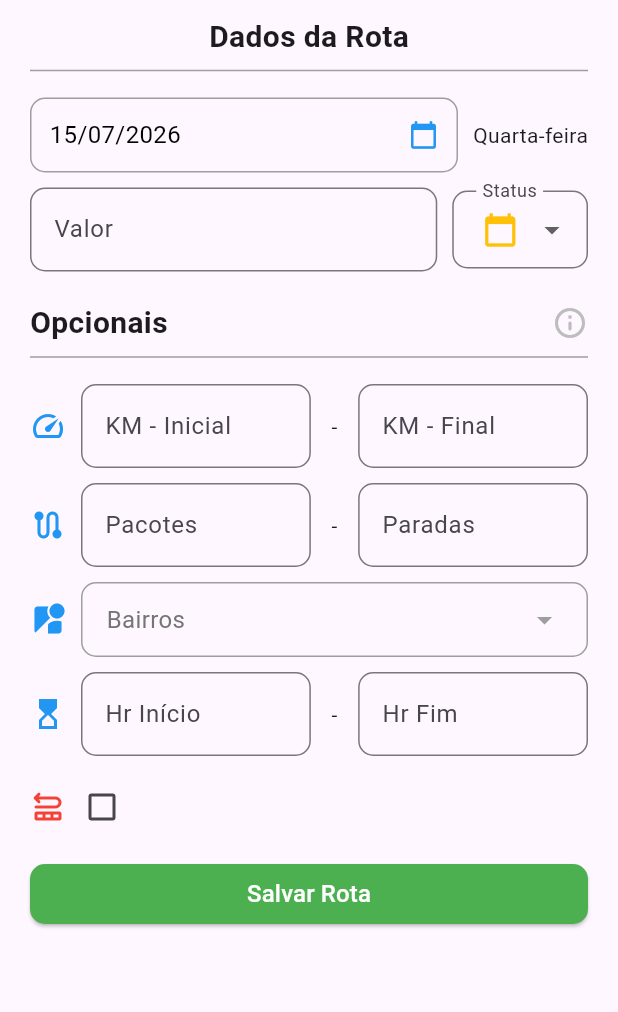
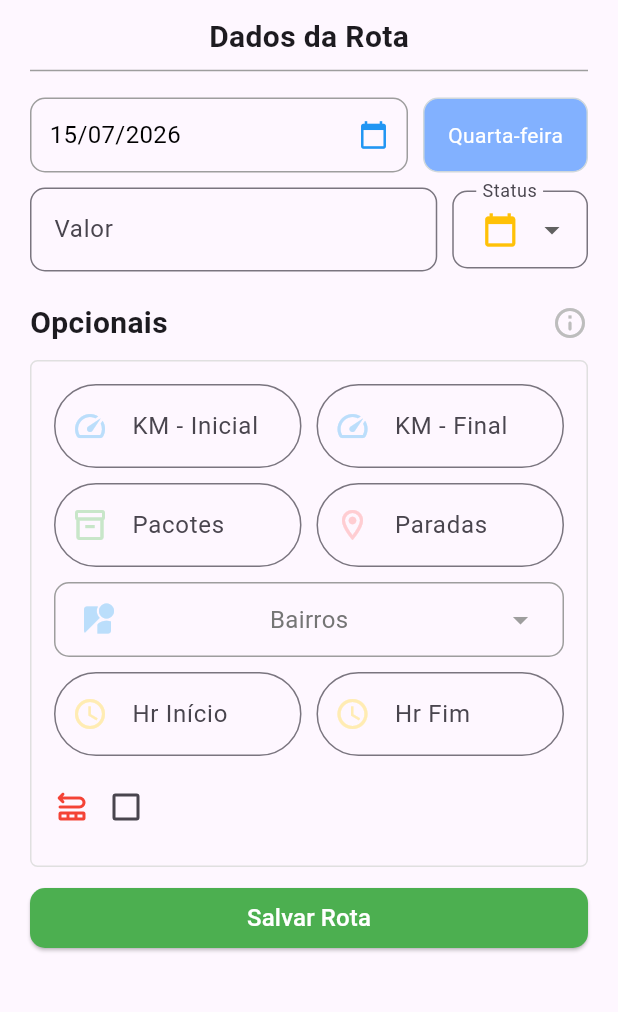
Before and after one commit to WesleyNog/iter, a Flutter app: the AddIter screen opened by its route, on a phone screen of 412 x 824 dp, the part 189-1201 px from its top. Run offline on Flutter 3.47's test engine with Material 3 defaults, Android fonts, the phone set to English and light mode, and no system bars.

Commit message:
style: Melhorando design do formulário

```diff
--- a/lib/screens/addIter.dart
+++ b/lib/screens/addIter.dart
@@ -373,11 +373,25 @@ class _AddIterState extends State<AddIter> {
                       const SizedBox(width: 10),
                       Container(
                         height: 50,
+                        width: 110,
                         decoration: BoxDecoration(
                           borderRadius: BorderRadius.circular(10),
                         ),
+                        child: Container(
+                          decoration: BoxDecoration(
+                            color: Colors.blueAccent.shade100,
+                            border: Border.all(
+                              color: Colors.blueGrey.shade100,
+                              width: 1.0,
+                            ),
+                            borderRadius: BorderRadius.circular(10),
+                          ),
                           child: Center(
-                          child: Text(_getWeekdayName(selectedDate.weekday)),
+                            child: Text(
+                              _getWeekdayName(selectedDate.weekday),
+                              style: const TextStyle(color: Colors.white),
+                            ),
+                          ),
                         ),
                       ),
                     ],
@@ -483,30 +497,34 @@ class _AddIterState extends State<AddIter> {
                       ),
                     ],
                   ),
-                  const Divider(color: Colors.grey, thickness: 1.0),
                   SizedBox(height: 10),
+                  Container(
+                    decoration: BoxDecoration(
+                      border: Border.all(color: Colors.grey.shade300),
+                      borderRadius: BorderRadius.circular(5.0),
+                    ),
+                    child: Padding(
+                      padding: const EdgeInsets.all(15.0),
+                      child: Column(
+                        children: [
                           Row(
                             children: [
-                      Tooltip(
-                        message:
-                            'Quilometragem inicial e final desta Rota.\nObs.: Se inicial ficar vazio, vai ser considerado 0.',
-                        child: Icon(Icons.speed, color: Colors.blue),
-                      ),
-                      SizedBox(width: 10),
                               Expanded(
                                 child: TextField(
                                   controller: kmInicialController,
                                   keyboardType: TextInputType.number,
                                   decoration: InputDecoration(
                                     hintText: 'KM - Inicial',
+                                    prefixIcon: Icon(
+                                      Icons.speed,
+                                      color: Colors.blue.shade100,
+                                    ),
                                     border: OutlineInputBorder(
-                              borderRadius: BorderRadius.circular(10),
+                                      borderRadius: BorderRadius.circular(50),
                                     ),
                                   ),
                                 ),
                               ),
-                      SizedBox(width: 10),
-                      Text(' - '),
                               SizedBox(width: 10),
                               Expanded(
                                 child: TextFormField(
@@ -514,8 +532,12 @@ class _AddIterState extends State<AddIter> {
                                   keyboardType: TextInputType.number,
                                   decoration: InputDecoration(
                                     hintText: 'KM - Final',
+                                    prefixIcon: Icon(
+                                      Icons.speed,
+                                      color: Colors.blue.shade100,
+                                    ),
                                     border: OutlineInputBorder(
-                              borderRadius: BorderRadius.circular(10),
+                                      borderRadius: BorderRadius.circular(50),
                                     ),
                                   ),
                                   validator: (value) {
@@ -532,25 +554,22 @@ class _AddIterState extends State<AddIter> {
                           SizedBox(height: 10),
                           Row(
                             children: [
-                      Tooltip(
-                        message: 'Rota (Pacote | Parada)',
-                        child: Icon(Icons.route, color: Colors.blue),
-                      ),
-                      SizedBox(width: 10),
                               Expanded(
                                 child: TextField(
                                   controller: pctInicialController,
                                   keyboardType: TextInputType.number,
                                   decoration: InputDecoration(
                                     hintText: 'Pacotes',
+                                    prefixIcon: Icon(
+                                      Icons.inventory_2_outlined,
+                                      color: Colors.green.shade100,
+                                    ),
                                     border: OutlineInputBorder(
-                              borderRadius: BorderRadius.circular(10),
+                                      borderRadius: BorderRadius.circular(50),
                                     ),
                                   ),
                                 ),
                               ),
-                      SizedBox(width: 10),
-                      Text(' - '),
                               SizedBox(width: 10),
                               Expanded(
                                 child: TextFormField(
@@ -558,8 +577,12 @@ class _AddIterState extends State<AddIter> {
                                   keyboardType: TextInputType.number,
                                   decoration: InputDecoration(
                                     hintText: 'Paradas',
+                                    prefixIcon: Icon(
+                                      Icons.location_on_outlined,
+                                      color: Colors.red.shade100,
+                                    ),
                                     border: OutlineInputBorder(
-                              borderRadius: BorderRadius.circular(10),
+                                      borderRadius: BorderRadius.circular(50),
                                     ),
                                   ),
                                   validator: (value) {
@@ -576,11 +599,6 @@ class _AddIterState extends State<AddIter> {
                           SizedBox(height: 10),
                           Row(
                             children: [
-                      Tooltip(
-                        message: 'Bairros',
-                        child: Icon(Icons.streetview, color: Colors.blue),
-                      ),
-                      const SizedBox(width: 10),
                               Expanded(
                                 child: InkWell(
                                   onTap: () => _showBairrosMultiSelect(context),
@@ -594,16 +612,23 @@ class _AddIterState extends State<AddIter> {
                                       ),
                                       borderRadius: BorderRadius.circular(10),
                                     ),
-                            padding: const EdgeInsets.symmetric(horizontal: 16),
+                                    padding: const EdgeInsets.symmetric(
+                                      horizontal: 16,
+                                    ),
                                     child: Row(
-                              mainAxisAlignment: MainAxisAlignment.spaceBetween,
+                                      mainAxisAlignment:
+                                          MainAxisAlignment.spaceBetween,
                                       children: [
+                                        Icon(
+                                          Icons.streetview_outlined,
+                                          color: Colors.blue.shade100,
+                                        ),
                                         Text(
                                           selectedBairros.isEmpty
                                               ? 'Bairros'
                                               : selectedBairros.length > 1
-                                      ? '${selectedBairros.length} Selecionados'
-                                      : '${selectedBairros.length} Selecionado',
+                                              ? '${selectedBairros.first.substring(0, 20)} + ${selectedBairros.length - 1}'
+                                              : '${selectedBairros.first}',
                                           style: TextStyle(
                                             fontSize: 16,
                                             color: selectedBairros.isEmpty
@@ -625,29 +650,33 @@ class _AddIterState extends State<AddIter> {
                           SizedBox(height: 10),
                           Row(
                             children: [
-                      Icon(Icons.hourglass_top_outlined, color: Colors.blue),
-                      SizedBox(width: 10),
                               Expanded(
                                 child: TextFormField(
                                   controller: hrInicioController,
                                   decoration: InputDecoration(
                                     labelText: 'Hr Início',
+                                    prefixIcon: Icon(
+                                      Icons.access_time,
+                                      color: Colors.amber.shade100,
+                                    ),
                                     border: OutlineInputBorder(
-                              borderRadius: BorderRadius.circular(10),
+                                      borderRadius: BorderRadius.circular(50),
                                     ),
                                   ),
                                 ),
                               ),
-                      SizedBox(width: 10),
-                      Text(' - '),
                               SizedBox(width: 10),
                               Expanded(
                                 child: TextFormField(
                                   controller: hrFimController,
                                   decoration: InputDecoration(
                                     labelText: 'Hr Fim',
+                                    prefixIcon: Icon(
+                                      Icons.access_time,
+                                      color: Colors.amber.shade100,
+                                    ),
                                     border: OutlineInputBorder(
-                              borderRadius: BorderRadius.circular(10),
+                                      borderRadius: BorderRadius.circular(50),
                                     ),
                                   ),
                                   validator: (value) {
@@ -686,13 +715,18 @@ class _AddIterState extends State<AddIter> {
                                         keyboardType: TextInputType.number,
                                         decoration: InputDecoration(
                                           labelText: 'Qnt',
-                                  labelStyle: TextStyle(color: Colors.red),
+                                          labelStyle: TextStyle(
+                                            color: Colors.red.shade100,
+                                          ),
                                           border: OutlineInputBorder(
-                                    borderRadius: BorderRadius.circular(10),
+                                            borderRadius: BorderRadius.circular(
+                                              10,
+                                            ),
                                           ),
                                         ),
                                         validator: (value) {
-                                  if ((value == null || value.isEmpty) &&
+                                          if ((value == null ||
+                                                  value.isEmpty) &&
                                               isInsucessoSelected) {
                                             return 'Por favor, insira a Qnt';
                                           }
@@ -702,6 +736,10 @@ class _AddIterState extends State<AddIter> {
                                     )
                                   : const Text(''),
                             ],
+                          ),
+                        ],
+                      ),
+                    ),
                   ),
                   SizedBox(height: 10),
                   SizedBox(
```
Also changed, not shown: assets/Icon/ITER.png (added), 1 other file. Lines whose indentation alone changed are shown as unchanged.
